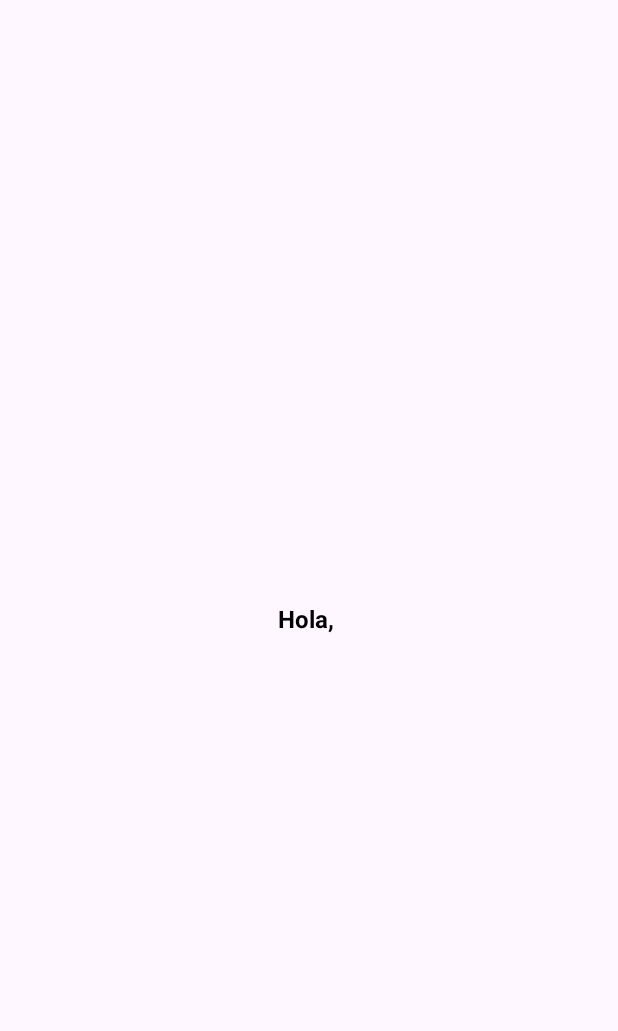
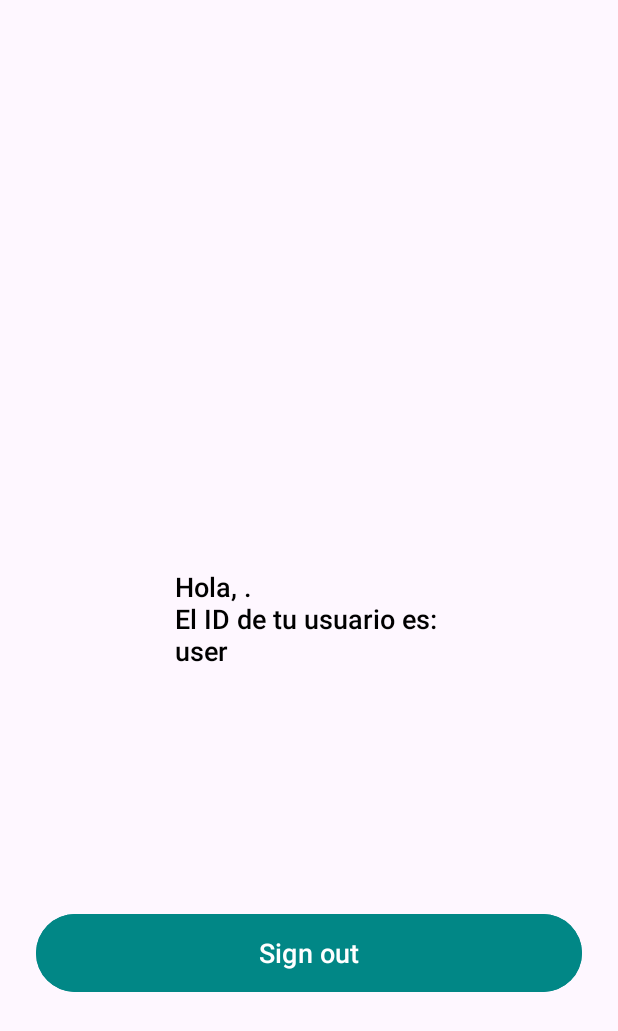
Before and after one commit to MejoresColegios/AutenticatorAndroid, an Android app: the MainActivity screen opened directly, with no data from a screen before it, on a phone screen of 412 x 824 dp. Before the commit the part shown is almost empty. Shown: the top 1031 px of the screen. Run offline under Robolectric (Android 15) with nearby library versions, the light colour scheme and no system bars; our stand-ins replace Firebase (no records; nobody signed in at launch, a user with empty details on screens opened directly).

Commit message:
Botón de SignOut en Main Activity

```diff
--- a/app/src/main/java/com/mejorescolegios/autenticacion/LoginActivity.java
+++ b/app/src/main/java/com/mejorescolegios/autenticacion/LoginActivity.java
@@ -28,6 +28,7 @@ public class LoginActivity extends AppCompatActivity {
         loginEmail = findViewById(R.id.login_email);
         loginPassword = findViewById(R.id.login_password);
         loginButton = findViewById(R.id.login_button);
+
         loginButton.setOnClickListener(new View.OnClickListener() {
             @Override public void onClick(View view) {
                 String email = loginEmail.getText().toString();
--- a/app/src/main/java/com/mejorescolegios/autenticacion/MainActivity.java
+++ b/app/src/main/java/com/mejorescolegios/autenticacion/MainActivity.java
@@ -1,13 +1,13 @@
 package com.mejorescolegios.autenticacion;
 
+import android.content.Intent;
 import android.os.Bundle;
+import android.view.View;
+import android.widget.Button;
 import android.widget.TextView;
+import android.widget.Toast;
 
-import androidx.activity.EdgeToEdge;
 import androidx.appcompat.app.AppCompatActivity;
-import androidx.core.graphics.Insets;
-import androidx.core.view.ViewCompat;
-import androidx.core.view.WindowInsetsCompat;
 
 import com.google.firebase.FirebaseApp;
 import com.google.firebase.analytics.FirebaseAnalytics;
@@ -19,26 +19,42 @@ public class MainActivity extends AppCompatActivity {
     private FirebaseAnalytics mFirebaseAnalytics;
     private FirebaseAuth auth;
     private TextView saludoTextView;
+    private Button signOut;
 
     @Override
     protected void onCreate(Bundle savedInstanceState) {
         super.onCreate(savedInstanceState);
-        // Inicializa Firebase
+        setContentView(R.layout.activity_main);
+
+        // Inicializar las vistas
+        signOut = findViewById(R.id.btnSignOut);
+        saludoTextView = findViewById(R.id.saludoTextView);
+
+        // Inicializar Firebase
         FirebaseApp.initializeApp(this);
-        // Inicializa Firebase Authentication
-        FirebaseAuth.getInstance();
-        // Obtain the FirebaseAnalytics instance.
+        auth = FirebaseAuth.getInstance();
         mFirebaseAnalytics = FirebaseAnalytics.getInstance(this);
-        setContentView(R.layout.activity_main);
-        auth = FirebaseAuth.getInstance();
-        saludoTextView = findViewById(R.id.saludoTextView);
+
+        // Obtener usuario actual
         FirebaseUser usuario = auth.getCurrentUser();
         if (usuario != null) {
             String nombreUsuario = usuario.getDisplayName() != null ? usuario.getDisplayName() : "Usuario";
-            saludoTextView.setText("Hola, " + nombreUsuario);
+            String uidUsuario = usuario.getUid();
+
+            saludoTextView.setText("Hola, " + nombreUsuario + ". \nEl ID de tu usuario es: \n" + uidUsuario);
         } else {
-            // Manejar el caso en que el usuario no ha iniciado sesión
             saludoTextView.setText("Por favor, inicia sesión");
         }
+
+        // Configurar el botón de cerrar sesión
+        signOut.setOnClickListener(new View.OnClickListener() {
+            @Override
+            public void onClick(View view) {
+                auth.signOut();
+                Toast.makeText(MainActivity.this, "Sesión cerrada", Toast.LENGTH_SHORT).show();
+                startActivity(new Intent(MainActivity.this, Inicial.class));
+                finish();
+            }
+        });
     }
 }
--- a/app/src/main/res/layout/activity_main.xml
+++ b/app/src/main/res/layout/activity_main.xml
@@ -1,5 +1,7 @@
 <?xml version="1.0" encoding="utf-8"?>
-<androidx.constraintlayout.widget.ConstraintLayout xmlns:android="http://schemas.android.com/apk/res/android" xmlns:app="http://schemas.android.com/apk/res-auto" xmlns:tools="http://schemas.android.com/tools"
+<androidx.constraintlayout.widget.ConstraintLayout xmlns:android="http://schemas.android.com/apk/res/android"
+    xmlns:app="http://schemas.android.com/apk/res-auto"
+    xmlns:tools="http://schemas.android.com/tools"
     android:layout_width="match_parent"
     android:layout_height="match_parent"
     tools:context=".MainActivity">
@@ -8,12 +10,27 @@
         android:id="@+id/saludoTextView"
         android:layout_width="wrap_content"
         android:layout_height="wrap_content"
+        android:fontFamily="sans-serif-medium"
         android:text=""
         android:textColor="@color/black"
-        android:textSize="16sp"
-        android:textStyle="bold"
+        android:textSize="18sp"
+        android:textStyle="normal"
         app:layout_constraintBottom_toBottomOf="parent"
         app:layout_constraintEnd_toEndOf="parent"
         app:layout_constraintStart_toStartOf="parent"
         app:layout_constraintTop_toTopOf="parent" />
+
+    <Button
+        android:id="@+id/btnSignOut"
+        android:layout_width="0dp"
+        android:layout_height="60dp"
+        android:layout_marginLeft="24dp"
+        android:layout_marginRight="24dp"
+        android:backgroundTint="@color/design_default_color_secondary_variant"
+        android:text="@string/SignOut"
+        android:textSize="18sp"
+        app:layout_constraintBottom_toBottomOf="parent"
+        app:layout_constraintEnd_toEndOf="parent"
+        app:layout_constraintStart_toStartOf="parent"
+        app:layout_constraintTop_toBottomOf="@+id/saludoTextView" />
 </androidx.constraintlayout.widget.ConstraintLayout>
--- a/app/src/main/res/values/strings.xml
+++ b/app/src/main/res/values/strings.xml
@@ -8,4 +8,5 @@
     <string name="tvInicial" translatable="false">Authenticator</string>
     <string name="Google">Sign in with Google</string>
     <string name="EmailPassword">Email and password</string>
+    <string name="SignOut">Sign out</string>
 </resources>
```
